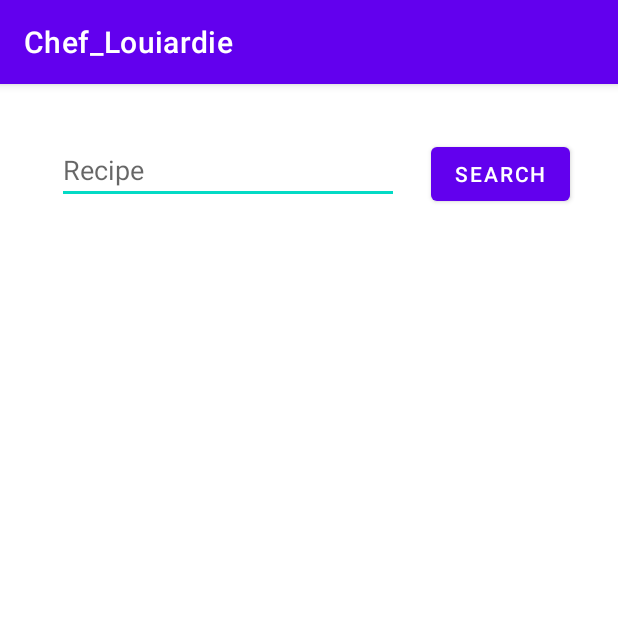
After one commit to ucll-mobile-2021/project-timrobbelouis, an Android app: the SearchRecipeActivity screen opened directly, with no data from a screen before it, on a phone screen of 412 x 824 dp, the top half of it. The commit adds this screen. Run offline under Robolectric (Android 15) with nearby library versions, the phone set to English and light mode, and no system bars; network calls fail; 2 statements that could not run were skipped.

Commit message:
search recipe button and screen added

```diff
--- a/app/src/main/AndroidManifest.xml
+++ b/app/src/main/AndroidManifest.xml
@@ -21,6 +21,7 @@
             </intent-filter>
         </activity>
         <activity android:name=".ReceptenActivity" />
+        <activity android:name=".SearchRecipeActivity" />
     </application>
 
 
--- a/app/src/main/java/com/example/chef_louiardie/MainActivity.kt
+++ b/app/src/main/java/com/example/chef_louiardie/MainActivity.kt
@@ -4,6 +4,7 @@ import android.content.Intent
 import androidx.appcompat.app.AppCompatActivity
 import android.os.Bundle
 import android.widget.Button
+import android.widget.TextView
 import org.json.JSONObject
 import java.net.URL
 import kotlin.concurrent.timer
@@ -30,9 +31,15 @@ class MainActivity : AppCompatActivity() {
                 }
                 startActivity(intent)
             }.start()
+        }
 
+        val searchRecipe = findViewById<TextView>(R.id.searchRecipe)
 
+        searchRecipe.setOnClickListener{
+            val intent = Intent(this, SearchRecipeActivity::class.java)
+            startActivity(intent)
         }
+
 
     }
 }
--- /dev/null
+++ b/app/src/main/java/com/example/chef_louiardie/SearchRecipeActivity.kt
@@ -0,0 +1,22 @@
+package com.example.chef_louiardie
+
+import android.os.Bundle
+import android.widget.ArrayAdapter
+import android.widget.ListView
+import android.widget.TextView
+import androidx.appcompat.app.AppCompatActivity
+import org.json.JSONArray
+import org.json.JSONObject
+
+class SearchRecipeActivity: AppCompatActivity()  {
+
+    override fun onCreate(savedInstanceState: Bundle?) {
+        super.onCreate(savedInstanceState)
+        setContentView(R.layout.search_recipe)
+        //String URL_ANSWER = "http//:myFake/" + IdString + "/Url";
+        val input = findViewById<Tex>(R.layout.)
+        val  url = "https://api.spoonacular.com/recipes/autocomplete?number=10&query=" +
+
+    }
+
+}
--- a/app/src/main/res/layout/home_screen.xml
+++ b/app/src/main/res/layout/home_screen.xml
@@ -10,7 +10,7 @@
         android:id="@+id/button"
         android:layout_width="wrap_content"
         android:layout_height="wrap_content"
-        android:layout_marginTop="32dp"
+        android:layout_marginTop="64dp"
         android:text="Do it"
         android:textSize="36sp"
         app:layout_constraintEnd_toEndOf="parent"
--- /dev/null
+++ b/app/src/main/res/layout/search_recipe.xml
@@ -0,0 +1,38 @@
+<?xml version="1.0" encoding="utf-8"?>
+<androidx.constraintlayout.widget.ConstraintLayout
+    xmlns:android="http://schemas.android.com/apk/res/android"
+    xmlns:app="http://schemas.android.com/apk/res-auto"
+    xmlns:tools="http://schemas.android.com/tools"
+    android:layout_width="match_parent"
+    android:layout_height="match_parent">
+
+    <EditText
+        android:id="@+id/input_search"
+        android:layout_width="228dp"
+        android:layout_height="44dp"
+        android:layout_marginStart="16dp"
+        android:layout_marginTop="36dp"
+        android:ems="10"
+        android:hint="Recipe"
+        android:inputType="textPersonName"
+        app:layout_constraintEnd_toStartOf="@+id/searchSpecRecipe"
+        app:layout_constraintStart_toStartOf="parent"
+        app:layout_constraintTop_toTopOf="parent" />
+
+    <Button
+        android:id="@+id/searchSpecRecipe"
+        android:layout_width="wrap_content"
+        android:layout_height="wrap_content"
+        android:layout_marginTop="36dp"
+        android:layout_marginEnd="32dp"
+        android:text="SEARCH"
+        app:layout_constraintEnd_toEndOf="parent"
+        app:layout_constraintTop_toTopOf="parent" />
+
+    <ListView
+        android:layout_width="match_parent"
+        android:layout_height="match_parent"
+        android:layout_marginTop="100dp"
+        app:layout_constraintTop_toBottomOf="@+id/input_search"
+        tools:layout_editor_absoluteX="66dp" />
+</androidx.constraintlayout.widget.ConstraintLayout>
```
